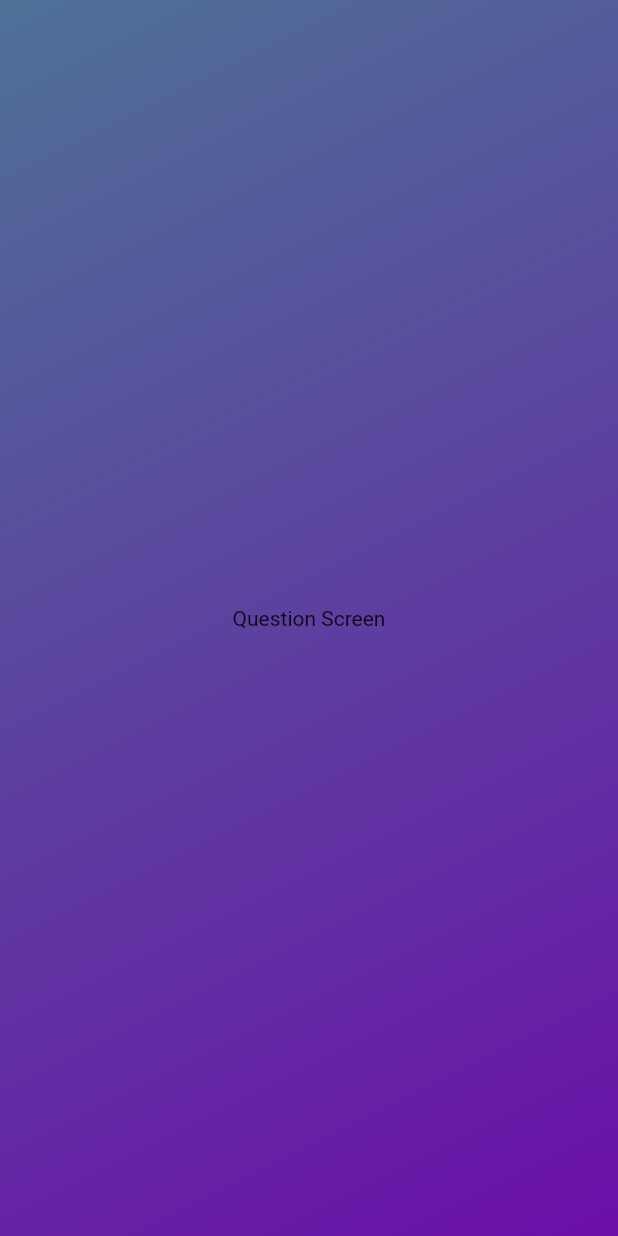
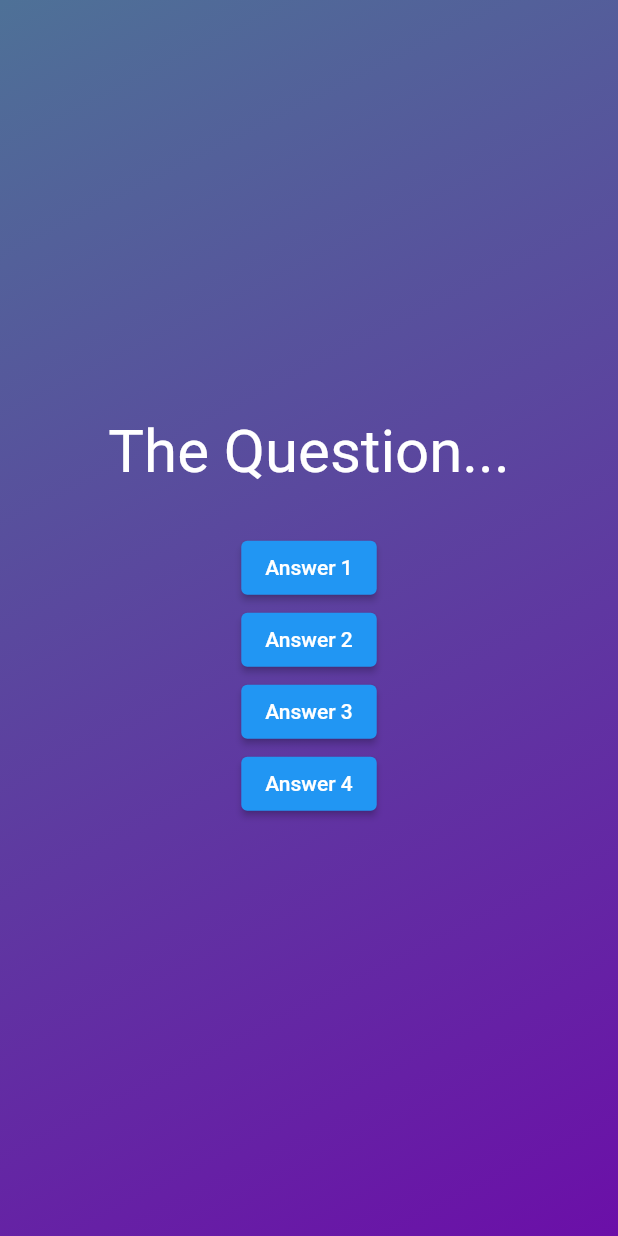
Before and after one commit to bastndev/Flutter_Quiz-App, a Flutter app: the screen it shows after launch, after a tap on "Start Quiz", on a phone screen of 412 x 824 dp. Run offline on Flutter 3.47's test engine with Material 2 defaults, Android fonts, the phone set to English and light mode, and no system bars.

Commit message:
:arrow_up: Quiz `v3.0.0`

```diff
--- /dev/null
+++ b/lib/models/quiz_question.dart
@@ -0,0 +1,6 @@
+class QuizQuestion {
+  const QuizQuestion (this.text, this.answers);
+
+  final String text;
+  final List<String> answers;
+}
--- a/lib/questions_screen.dart
+++ b/lib/questions_screen.dart
@@ -10,10 +10,36 @@ class QuestionsScreen extends StatefulWidget {
 class _QuestionsScreenState extends State<QuestionsScreen> {
   @override
   Widget build(BuildContext context) {
-    return Container(
-      color: null, //Swap
-      child: const Center(
-        child: Text('Question Screen'),
+    return SizedBox(
+      width: double.infinity,
+      child: Column(
+        mainAxisAlignment: MainAxisAlignment.center,
+        children: [
+          const Text(
+            'The Question...',
+            style: TextStyle(
+              fontSize: 40,
+              color: Colors.white,
+            ),
+          ),
+          const SizedBox(height: 30),
+          ElevatedButton(
+            onPressed: () {},
+            child: const Text('Answer 1'),
+          ),
+          ElevatedButton(
+            onPressed: () {},
+            child: const Text('Answer 2'),
+          ),
+          ElevatedButton(
+            onPressed: () {},
+            child: const Text('Answer 3'),
+          ),
+          ElevatedButton(
+            onPressed: () {},
+            child: const Text('Answer 4'),
+          ),
+        ],
       ),
     );
   }
--- a/lib/quiz.dart
+++ b/lib/quiz.dart
@@ -17,12 +17,18 @@ class _QuizState extends State<Quiz> {
 
   void switchScreen() {
     setState(() {
-      activeScreen = 'questions-screen';
+      activeScreen = 'questions_screen';
     });
   }
 
   @override
-  Widget build(BuildContext context) {
+  Widget build(context) {
+    Widget screenWidget = StartScreen(switchScreen);
+
+    if ( activeScreen == 'questions_screen') {
+      screenWidget = const  QuestionsScreen();
+    }
+
     return MaterialApp(
       debugShowCheckedModeBanner: false,
       home: Scaffold(
@@ -37,9 +43,7 @@ class _QuizState extends State<Quiz> {
               end: Alignment.bottomRight,
             ),
           ),
-          child: activeScreen == 'start_screen'
-              ? StartScreen(switchScreen)
-              : const QuestionsScreen(),
+          child: screenWidget,
         ),
       ),
     );
```
Also changed, not shown: lib/data/question.dart (added, +55 -0 lines).
